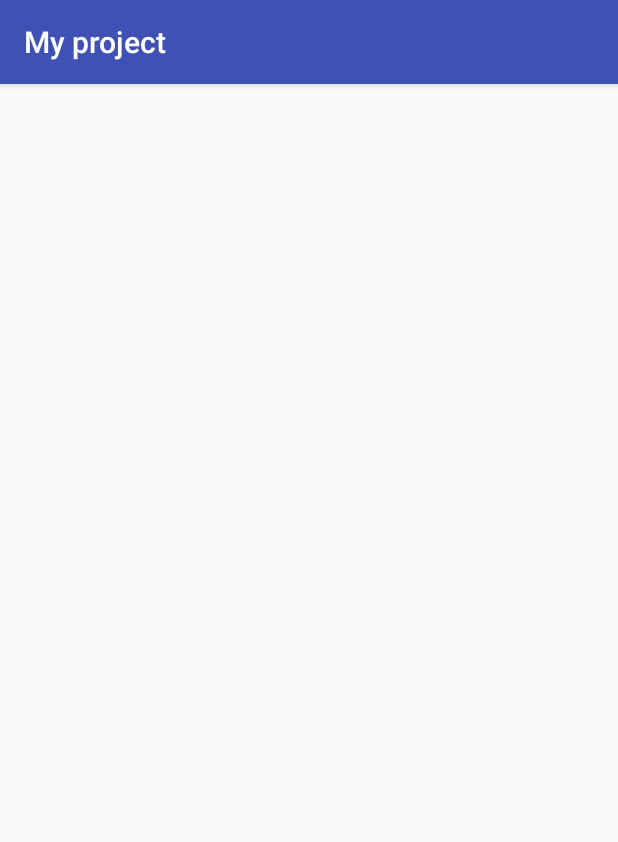
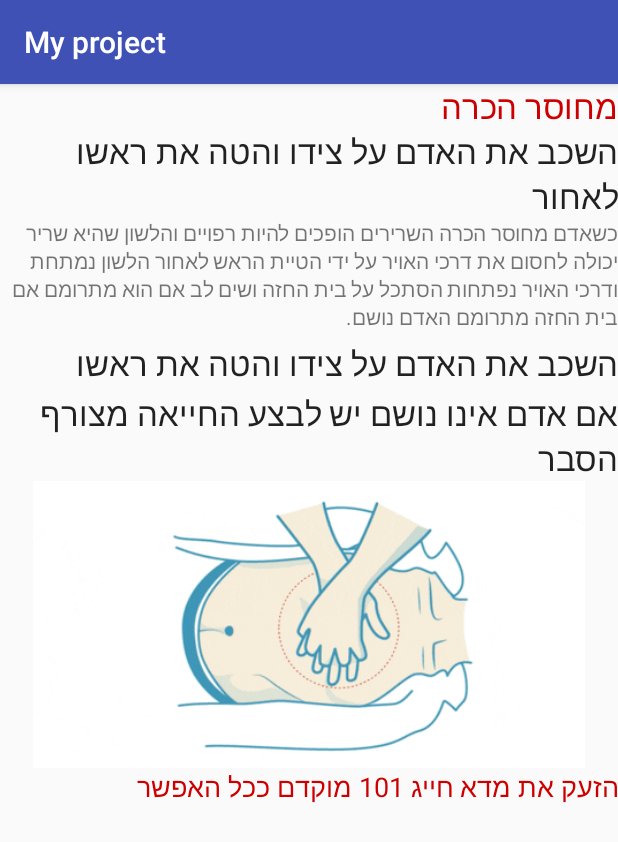
Before and after one commit to shacked23/Myproject, an Android app: the ResuscitationActivity screen opened directly, with no data from a screen before it, on a phone screen of 412 x 824 dp. Shown: the top 842 px of the screen. Run offline under Robolectric (Android 15) with nearby library versions, the phone set to English and light mode, and no system bars.

Commit message:
הוספת כפתור ותמונה והסבר על חוסר הכרה

```diff
--- a/app/src/main/java/com/example/myproject/First_Aid.java
+++ b/app/src/main/java/com/example/myproject/First_Aid.java
@@ -18,6 +18,7 @@ public class First_Aid extends AppCompatActivity {
         Button asthma=findViewById(R.id.asthma);
         Button bleed=findViewById(R.id.bleed);
         Button hyperthermia=findViewById(R.id.hyperthrmia);
+        Button resucitation=findViewById(R.id.resucitation);
         stoke.setOnClickListener(new View.OnClickListener() {
 
             @Override
@@ -49,5 +50,11 @@ startActivity(new Intent(First_Aid.this,First_Aid2.class));
                 startActivity(new Intent(First_Aid.this,Heat_Stoke_Activity.class));
             }
         }) ;
+        resucitation.setOnClickListener(new View.OnClickListener() {
+            @Override
+            public void onClick(View v) {
+                startActivity(new Intent(First_Aid.this,ResuscitationActivity.class));
+            }
+        });
     }
 }
--- a/app/src/main/res/layout/activity_resuscitation.xml
+++ b/app/src/main/res/layout/activity_resuscitation.xml
@@ -6,4 +6,59 @@
     android:layout_height="match_parent"
     tools:context=".ResuscitationActivity">
 
+    <LinearLayout
+        android:layout_width="match_parent"
+        android:layout_height="match_parent"
+        android:orientation="vertical">
+
+        <TextView
+            android:id="@+id/textView44"
+            android:layout_width="match_parent"
+            android:layout_height="wrap_content"
+            android:text="מחוסר הכרה"
+            android:textAppearance="@style/TextAppearance.AppCompat.Large"
+            android:textColor="@android:color/holo_red_dark" />
+
+        <TextView
+            android:id="@+id/textView45"
+            android:layout_width="match_parent"
+            android:layout_height="59dp"
+            android:text="השכב את האדם על צידו והטה את ראשו לאחור"
+            android:textAppearance="@style/TextAppearance.AppCompat.Large" />
+
+        <TextView
+            android:id="@+id/textView46"
+            android:layout_width="match_parent"
+            android:layout_height="82dp"
+            android:text="כשאדם מחוסר הכרה השרירים הופכים להיות רפויים והלשון שהיא שריר יכולה לחסום את דרכי האויר על ידי הטיית הראש לאחור הלשון נמתחת ודרכי האויר נפתחות הסתכל על בית החזה ושים לב אם הוא מתרומם אם בית החזה מתרומם האדם נושם." />
+
+        <TextView
+            android:id="@+id/textView47"
+            android:layout_width="match_parent"
+            android:layout_height="33dp"
+            android:text="השכב את האדם על צידו והטה את ראשו לאחור"
+            android:textAppearance="@style/TextAppearance.AppCompat.Large" />
+
+        <TextView
+            android:id="@+id/textView48"
+            android:layout_width="match_parent"
+            android:layout_height="wrap_content"
+            android:text="אם אדם אינו נושם יש לבצע החייאה מצורף הסבר"
+            android:textAppearance="@style/TextAppearance.AppCompat.Large" />
+
+        <pl.droidsonroids.gif.GifImageView
+            android:id="@+id/imageView4"
+            android:layout_width="match_parent"
+            android:layout_height="191dp"
+            android:src="@drawable/giphy" />
+
+        <TextView
+            android:id="@+id/textView49"
+            android:layout_width="match_parent"
+            android:layout_height="wrap_content"
+            android:text="הזעק את מדא חייג 101 מוקדם ככל האפשר "
+            android:textAppearance="@style/TextAppearance.AppCompat.Medium"
+            android:textColor="@android:color/holo_red_dark" />
+
+    </LinearLayout>
 </androidx.constraintlayout.widget.ConstraintLayout>
```
